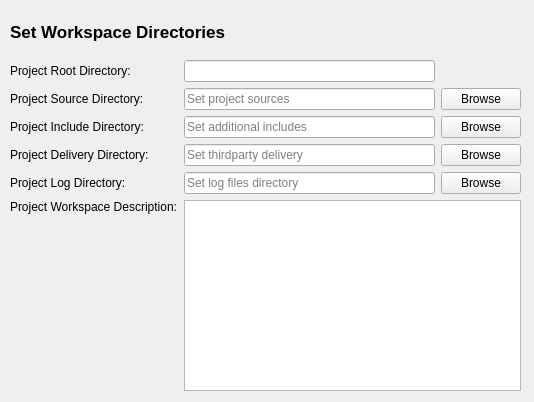
Before: the Qt Designer form sources/lusan/view/common/ui/OptionPageProjectDirs.ui in aregtech/areg-sdk-tools, drawn with Qt 5.
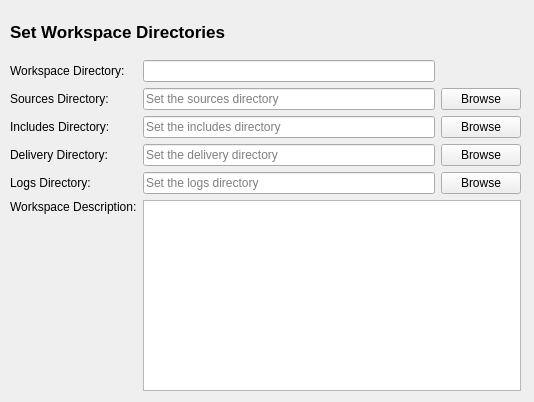
After: the same form once the commit is applied.

```diff
--- a/sources/lusan/view/common/ui/OptionPageProjectDirs.ui
+++ b/sources/lusan/view/common/ui/OptionPageProjectDirs.ui
@@ -64,7 +64,7 @@
     <item row="1" column="2">
      <widget class="QLineEdit" name="sourceDirEdit">
       <property name="placeholderText">
-       <string>Set project sources</string>
+       <string>Set the sources directory</string>
       </property>
       <property name="clearButtonEnabled">
        <bool>false</bool>
@@ -91,21 +91,21 @@
     <item row="3" column="0" colspan="2">
      <widget class="QLabel" name="deliveryDirLabel">
       <property name="text">
-       <string>Project Delivery Directory:</string>
+       <string>Delivery Directory:</string>
       </property>
      </widget>
     </item>
     <item row="1" column="0" colspan="2">
      <widget class="QLabel" name="sourceDirLabel">
       <property name="text">
-       <string>Project Source Directory:</string>
+       <string>Sources Directory:</string>
       </property>
      </widget>
     </item>
     <item row="2" column="2">
      <widget class="QLineEdit" name="includeDirEdit">
       <property name="placeholderText">
-       <string>Set additional includes</string>
+       <string>Set the includes directory</string>
       </property>
       <property name="clearButtonEnabled">
        <bool>false</bool>
@@ -125,7 +125,7 @@
     <item row="0" column="0" colspan="2">
      <widget class="QLabel" name="rootDirLabel">
       <property name="text">
-       <string>Project Root Directory:</string>
+       <string>Workspace Directory:</string>
       </property>
      </widget>
     </item>
@@ -139,14 +139,14 @@
     <item row="2" column="0" colspan="2">
      <widget class="QLabel" name="includeDirLabel">
       <property name="text">
-       <string>Project Include Directory:</string>
+       <string>Includes Directory:</string>
       </property>
      </widget>
     </item>
     <item row="5" column="0" colspan="2">
      <widget class="QLabel" name="workspaceDescriptionLabel">
       <property name="text">
-       <string>Project Workspace Description:</string>
+       <string>Workspace Description:</string>
       </property>
       <property name="alignment">
        <set>Qt::AlignmentFlag::AlignLeading|Qt::AlignmentFlag::AlignLeft|Qt::AlignmentFlag::AlignTop</set>
@@ -156,14 +156,14 @@
     <item row="3" column="2">
      <widget class="QLineEdit" name="deliveryDirEdit">
       <property name="placeholderText">
-       <string>Set thirdparty delivery</string>
+       <string>Set the delivery directory</string>
       </property>
      </widget>
     </item>
     <item row="4" column="2">
      <widget class="QLineEdit" name="logDirEdit">
       <property name="placeholderText">
-       <string>Set log files directory</string>
+       <string>Set the logs directory</string>
       </property>
      </widget>
     </item>
@@ -177,7 +177,7 @@
     <item row="4" column="0" colspan="2">
      <widget class="QLabel" name="logDirLabel">
       <property name="text">
-       <string>Project Log Directory:</string>
+       <string>Logs Directory:</string>
       </property>
      </widget>
     </item>
```
